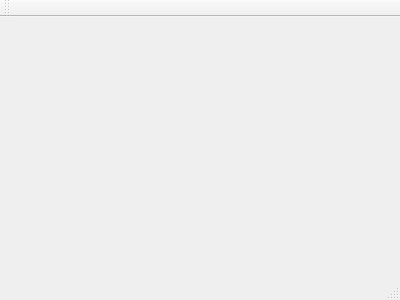
Above: src/mainwindow.ui from LeftySolara/gbt before the change. Below: the same form after it.
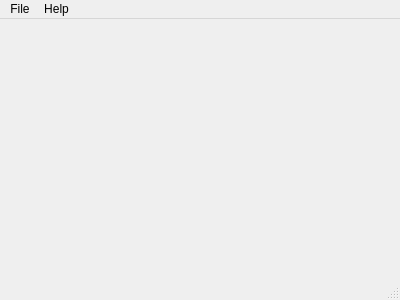
That is the form after the change.

Commit message: Add menu options for 'quit' and 'about Qt'

The edit to the form file:
```diff
--- a/src/mainwindow.ui
+++ b/src/mainwindow.ui
@@ -12,13 +12,44 @@
   <property name="windowTitle" >
    <string>MainWindow</string>
   </property>
-  <widget class="QMenuBar" name="menuBar" />
-  <widget class="QToolBar" name="mainToolBar" />
-  <widget class="QWidget" name="centralWidget" />
-  <widget class="QStatusBar" name="statusBar" />
+  <widget class="QWidget" name="centralWidget"/>
+  <widget class="QMenuBar" name="menuBar">
+   <property name="geometry">
+    <rect>
+     <x>0</x>
+     <y>0</y>
+     <width>400</width>
+     <height>23</height>
+    </rect>
+   </property>
+   <widget class="QMenu" name="menuFile">
+    <property name="title">
+     <string>File</string>
+    </property>
+    <addaction name="actionQuit"/>
+   </widget>
+   <widget class="QMenu" name="menuHelp">
+    <property name="title">
+     <string>Help</string>
+    </property>
+    <addaction name="actionAbout_Qt"/>
+   </widget>
+   <addaction name="menuFile"/>
+   <addaction name="menuHelp"/>
+  </widget>
+  <widget class="QStatusBar" name="statusBar"/>
+  <action name="actionQuit">
+   <property name="text">
+    <string>Quit</string>
+   </property>
+  </action>
+  <action name="actionAbout_Qt">
+   <property name="text">
+    <string>About Qt...</string>
+   </property>
+  </action>
  </widget>
- <layoutDefault spacing="6" margin="11" />
- <pixmapfunction></pixmapfunction>
+ <layoutdefault spacing="6" margin="11"/>
  <resources/>
  <connections/>
 </ui>
```
Left out of the diff: 7 changed lines with no effect on the pictures. The commit also changes 2 other files.
